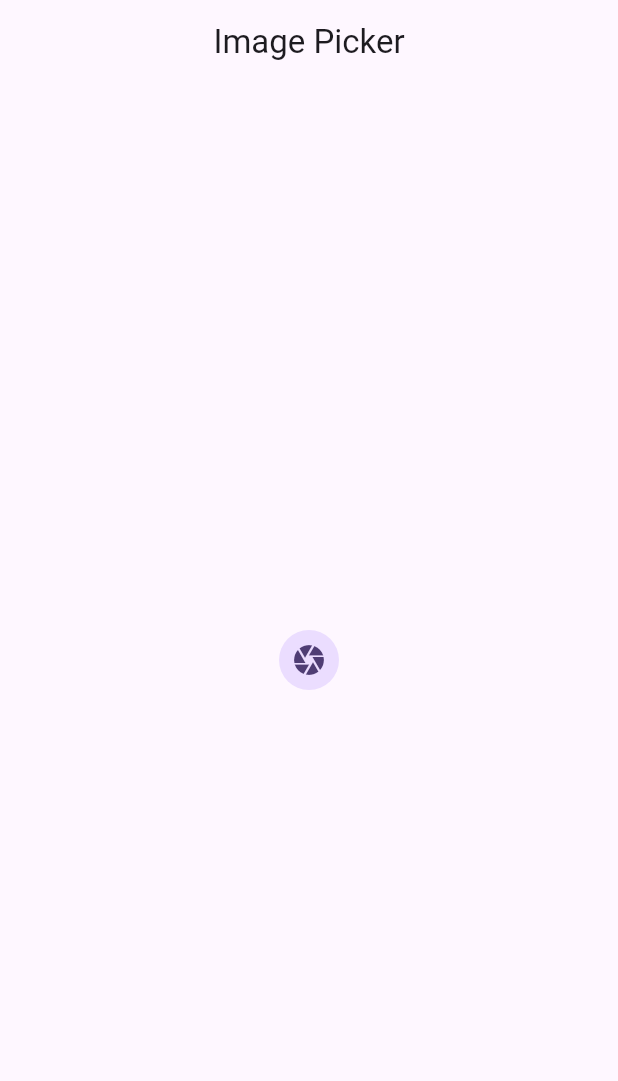
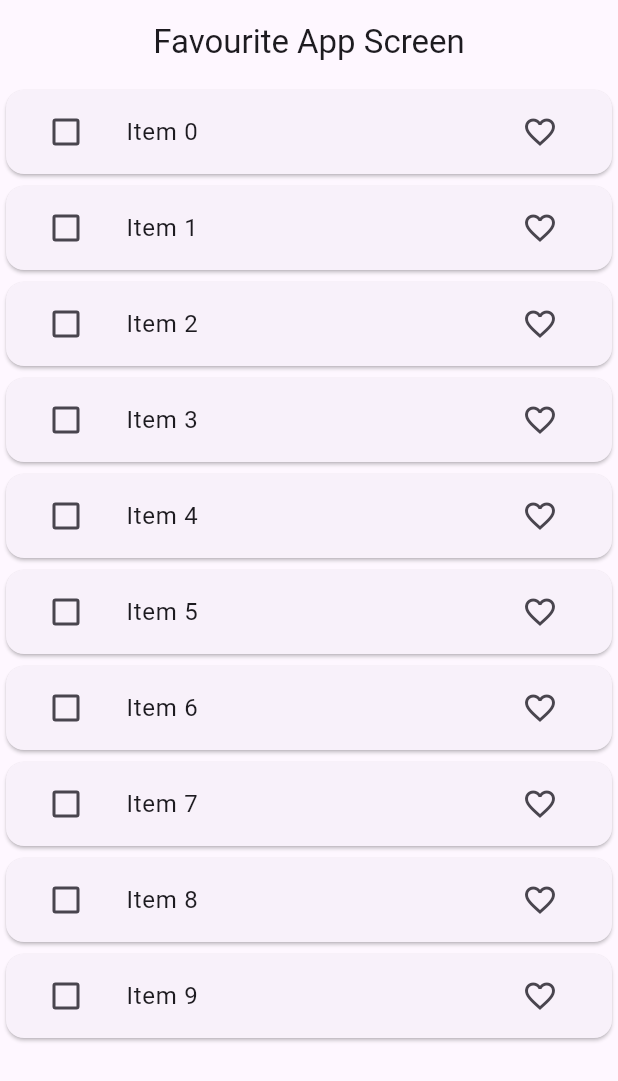
Before and after one commit to theabdulraffay/bloc_state_management, a Flutter app: the screen it shows after launch, on a phone screen of 412 x 824 dp. Shown: the top 1081 px of the screen. Run offline on Flutter 3.47's test engine with Material 3 defaults, Android fonts, the phone set to English and light mode, and no system bars; our stand-ins replace equatable, flutter_bloc, image_picker.

Commit message:
Multiple events pt:2

```diff
--- /dev/null
+++ b/lib/Favourite App/Model/favourite_item_model.dart
@@ -0,0 +1,28 @@
+import 'package:equatable/equatable.dart';
+
+class FavouriteItemModel extends Equatable {
+  final String id;
+  final String value;
+  final bool isDeleting;
+  final bool isFavourite;
+
+  const FavouriteItemModel({
+    required this.id,
+    required this.value,
+    this.isDeleting = false,
+    this.isFavourite = false,
+  });
+
+  FavouriteItemModel copyWith(
+      {String? id, String? value, bool? isDeleting, bool? isFavourite}) {
+    return FavouriteItemModel(
+      id: id ?? this.id,
+      value: value ?? this.value,
+      isDeleting: isDeleting ?? this.isDeleting,
+      isFavourite: isFavourite ?? this.isFavourite,
+    );
+  }
+
+  @override
+  List<Object?> get props => [id, value, isDeleting, isFavourite];
+}
--- /dev/null
+++ b/lib/Favourite App/bloc/favourite_app_bloc.dart
@@ -0,0 +1,94 @@
+import 'package:bloc_state_management/Favourite%20App/Model/favourite_item_model.dart';
+import 'package:bloc_state_management/Favourite%20App/repository/favourite_repository.dart';
+import 'package:equatable/equatable.dart';
+import 'package:flutter_bloc/flutter_bloc.dart';
+
+part 'favourite_app_event.dart';
+part 'favourite_app_state.dart';
+
+class FavouriteAppBloc extends Bloc<FavouriteAppEvent, FavouriteAppState> {
+  FavouriteRepository favouriteRepository;
+  List<FavouriteItemModel> favouritelist = [];
+  List<int> toDelete = [];
+  List<FavouriteItemModel> tempfavouritelist = [];
+  FavouriteAppBloc(this.favouriteRepository)
+      : super(const FavouriteAppState()) {
+    on<FetchFavouriteListEvent>(_fetchList);
+    on<FavouriteItemEvent>(_addfavouriteitem);
+    on<SelectItemEvent>(_selectItem);
+    on<UnSelectItemEvent>(_unselectItem);
+    on<DeleteItem>(_deleteItem);
+  }
+
+  void _fetchList(
+      FetchFavouriteListEvent event, Emitter<FavouriteAppState> emit) async {
+    favouritelist = await favouriteRepository.fetchItem();
+    emit(state.copyWith(
+        favouriteItemList: List.from(favouritelist),
+        status: ListStatus.success));
+  }
+
+  void _addfavouriteitem(
+      FavouriteItemEvent event, Emitter<FavouriteAppState> emit) async {
+    final index =
+        favouritelist.indexWhere((element) => element.id == event.model.id);
+
+    favouritelist[index] = event.model;
+    emit(
+      state.copyWith(
+        favouriteItemList: List.from(favouritelist),
+        // tempfavouriteItemList: tempfavouritelist,
+      ),
+    );
+  }
+
+  void _selectItem(
+      SelectItemEvent event, Emitter<FavouriteAppState> emit) async {
+    favouritelist[event.index] = favouritelist[event.index].copyWith(
+      isDeleting: true,
+    );
+
+    // state.toDelete.add(event.index);
+    List<FavouriteItemModel> changed = List.from(state.toDelete);
+    changed.add(favouritelist[event.index]);
+    emit(
+      state.copyWith(
+        favouriteItemList: List.from(favouritelist),
+        toDelete: changed,
+        // tempfavouriteItemList: tempfavouritelist,
+      ),
+    );
+  }
+
+  void _unselectItem(
+      UnSelectItemEvent event, Emitter<FavouriteAppState> emit) async {
+    favouritelist[event.index] = favouritelist[event.index].copyWith(
+      isDeleting: false,
+    );
+
+    // state.toDelete.remove(event.index);
+    List<FavouriteItemModel> changed = List.from(state.toDelete);
+    changed.remove(favouritelist[event.index]);
+
+    emit(
+      state.copyWith(
+        favouriteItemList: List.from(favouritelist),
+        toDelete: changed,
+        // tempfavouriteItemList: tempfavouritelist,
+      ),
+    );
+  }
+
+  void _deleteItem(DeleteItem event, Emitter<FavouriteAppState> emit) async {
+    for (FavouriteItemModel i in state.toDelete) {
+      favouritelist.remove(i);
+    }
+    emit(
+      state.copyWith(
+        favouriteItemList: List.from(favouritelist),
+        toDelete: [],
+        status: favouritelist.isEmpty ? ListStatus.failure : null,
+      ),
+    );
+  }
+}
--- /dev/null
+++ b/lib/Favourite App/bloc/favourite_app_event.dart
@@ -0,0 +1,27 @@
+part of 'favourite_app_bloc.dart';
+
+sealed class FavouriteAppEvent extends Equatable {
+  const FavouriteAppEvent();
+
+  @override
+  List<Object> get props => [];
+}
+
+class FetchFavouriteListEvent extends FavouriteAppEvent {}
+
+class FavouriteItemEvent extends FavouriteAppEvent {
+  final FavouriteItemModel model;
+  const FavouriteItemEvent({required this.model});
+}
+
+class SelectItemEvent extends FavouriteAppEvent {
+  final int index;
+  const SelectItemEvent({required this.index});
+}
+
+class UnSelectItemEvent extends FavouriteAppEvent {
+  final int index;
+  const UnSelectItemEvent({required this.index});
+}
+
+class DeleteItem extends FavouriteAppEvent {}
--- /dev/null
+++ b/lib/Favourite App/bloc/favourite_app_state.dart
@@ -0,0 +1,28 @@
+part of 'favourite_app_bloc.dart';
+
+enum ListStatus { loading, success, failure }
+
+class FavouriteAppState extends Equatable {
+  final List<FavouriteItemModel> favouriteItemList;
+  final List<FavouriteItemModel> toDelete;
+  final ListStatus listStatus;
+  const FavouriteAppState({
+    this.favouriteItemList = const [],
+    this.toDelete = const [],
+    this.listStatus = ListStatus.loading,
+  });
+
+  FavouriteAppState copyWith(
+      {List<FavouriteItemModel>? favouriteItemList,
+      List<FavouriteItemModel>? toDelete,
+      ListStatus? status}) {
+    return FavouriteAppState(
+      favouriteItemList: favouriteItemList ?? this.favouriteItemList,
+      toDelete: toDelete ?? this.toDelete,
+      listStatus: status ?? listStatus,
+    );
+  }
+
+  @override
+  List<Object> get props => [favouriteItemList, listStatus, toDelete];
+}
--- /dev/null
+++ b/lib/Favourite App/repository/favourite_repository.dart
@@ -0,0 +1,21 @@
+import 'package:bloc_state_management/Favourite%20App/Model/favourite_item_model.dart';
+
+class FavouriteRepository {
+  Future<List<FavouriteItemModel>> fetchItem() async {
+    // ignore: prefer_const_constructors
+    await Future.delayed(Duration(seconds: 3));
+    return List.of(
+      _generateList(10),
+    );
+  }
+
+  List<FavouriteItemModel> _generateList(int length) {
+    return List.generate(
+      length,
+      (index) => FavouriteItemModel(
+        id: index.toString(),
+        value: 'Item $index',
+      ),
+    );
+  }
+}
--- /dev/null
+++ b/lib/Favourite App/screens/favourite_app_screen.dart
@@ -0,0 +1,110 @@
+import 'package:bloc_state_management/Favourite%20App/Model/favourite_item_model.dart';
+import 'package:bloc_state_management/Favourite%20App/bloc/favourite_app_bloc.dart';
+import 'package:flutter/material.dart';
+import 'package:flutter_bloc/flutter_bloc.dart';
+
+class FavouriteAppScreen extends StatefulWidget {
+  const FavouriteAppScreen({super.key});
+
+  @override
+  State<FavouriteAppScreen> createState() => _FavouriteAppScreenState();
+}
+
+class _FavouriteAppScreenState extends State<FavouriteAppScreen> {
+  @override
+  void initState() {
+    super.initState();
+    context.read<FavouriteAppBloc>().add(FetchFavouriteListEvent());
+  }
+
+  @override
+  Widget build(BuildContext context) {
+    return Scaffold(
+      appBar: AppBar(
+        title: const Text('Favourite App Screen'),
+        centerTitle: true,
+        actions: [
+          BlocBuilder<FavouriteAppBloc, FavouriteAppState>(
+            builder: (context, state) {
+              return state.toDelete.isNotEmpty
+                  ? IconButton(
+                      icon: const Icon(
+                        Icons.delete,
+                        color: Colors.white,
+                      ),
+                      onPressed: () {
+                        context.read<FavouriteAppBloc>().add(
+                              DeleteItem(),
+                            );
+                      },
+                    )
+                  : Container();
+            },
+          ),
+        ],
+      ),
+      body: BlocBuilder<FavouriteAppBloc, FavouriteAppState>(
+        builder: (context, state) {
+          switch (state.listStatus) {
+            case ListStatus.loading:
+              return const Center(child: CircularProgressIndicator());
+            case ListStatus.failure:
+              return const Text('data heh');
+            case ListStatus.success:
+              return ListView.builder(
+                itemCount: state.favouriteItemList.length,
+                itemBuilder: (context, index) {
+                  final data = state.favouriteItemList[index];
+                  return Card(
+                    child: ListTile(
+                      leading: Checkbox(
+                          value: data.isDeleting,
+                          onChanged: (value) {
+                            if (value ?? true) {
+                              // state.toDelete.add(index);
+                              context
+                                  .read<FavouriteAppBloc>()
+                                  .add(SelectItemEvent(index: index));
+                            } else {
+                              context
+                                  .read<FavouriteAppBloc>()
+                                  .add(UnSelectItemEvent(index: index));
+
+                              // context
+                              //     .read<FavouriteAppBloc>()
+                              //     .add(DeleteItem(index: index));
+                            }
+                          }),
+                      title: Text(
+                        data.value.toString(),
+                        style: data.isDeleting
+                            ? const TextStyle(
+                                decoration: TextDecoration.lineThrough)
+                            : const TextStyle(),
+                      ),
+                      trailing: IconButton(
+                        onPressed: () {
+                          FavouriteItemModel favouriteItemModel =
+                              FavouriteItemModel(
+                                  id: data.id,
+                                  value: data.value,
+                                  isDeleting: data.isDeleting,
+                                  isFavourite: !data.isFavourite);
+                          context.read<FavouriteAppBloc>().add(
+                                FavouriteItemEvent(model: favouriteItemModel),
+                              );
+                        },
+                        icon: Icon(data.isFavourite
+                            ? Icons.favorite
+                            : Icons.favorite_border_outlined),
+                      ),
+                    ),
+                  );
+                },
+              );
+          }
+        },
+      ),
+    );
+  }
+}
--- a/lib/main.dart
+++ b/lib/main.dart
@@ -1,3 +1,6 @@
+import 'package:bloc_state_management/Favourite%20App/bloc/favourite_app_bloc.dart';
+import 'package:bloc_state_management/Favourite%20App/repository/favourite_repository.dart';
+import 'package:bloc_state_management/Favourite%20App/screens/favourite_app_screen.dart';
 import 'package:bloc_state_management/ImagePicker/bloc/image_picker_bloc.dart';
 import 'package:bloc_state_management/Multi%20Bloc/bloc/switch_example_bloc.dart';
 import 'package:bloc_state_management/Todo%20List/bloc/todo_bloc.dart';
@@ -24,7 +27,8 @@ class MyApp extends StatelessWidget {
         BlocProvider(create: (_) => SwitchExampleBloc()),
         BlocProvider(create: (context) => CounterBloc()),
         BlocProvider(create: (_) => ImagePickerBloc(ImagePickerUtils())),
-        BlocProvider(create: (_) => TodoBloc())
+        BlocProvider(create: (_) => TodoBloc()),
+        BlocProvider(create: (_) => FavouriteAppBloc(FavouriteRepository())),
       ],
       child: MaterialApp(
         title: 'Flutter Demo',
@@ -33,7 +37,7 @@ class MyApp extends StatelessWidget {
           useMaterial3: true,
         ),
         // home: const MultiBlocScreen(),
-        home: const ImagePickerScreen(),
+        home: const FavouriteAppScreen(),
         // home: const TodoList(),
       ),
     );
```
